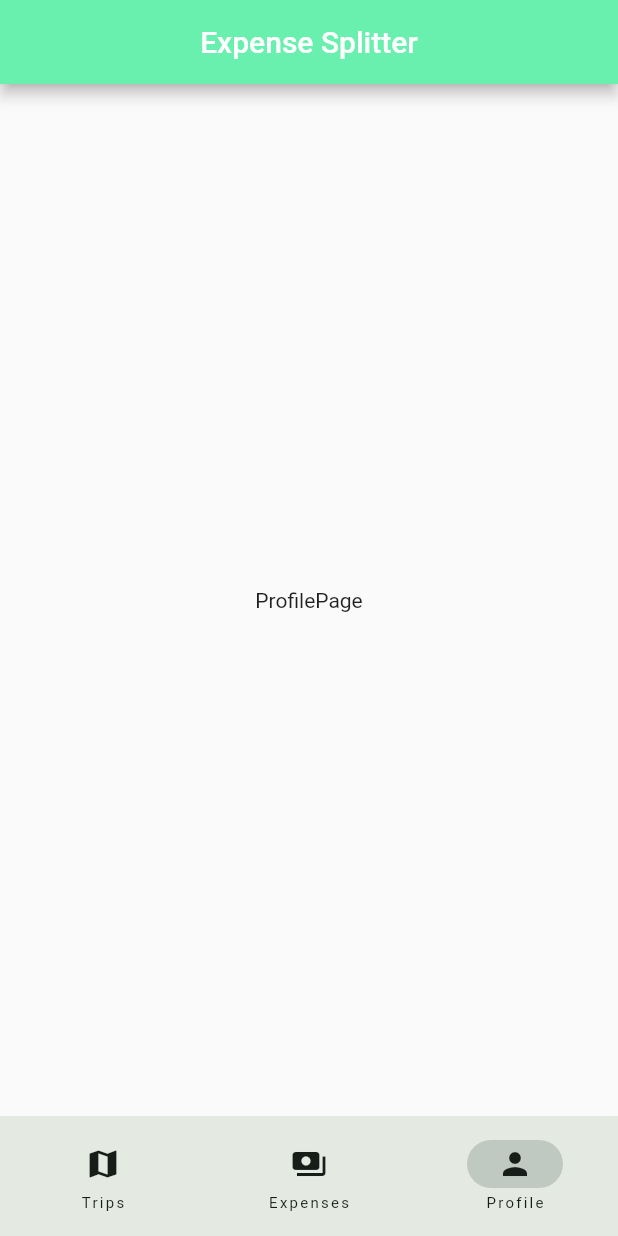
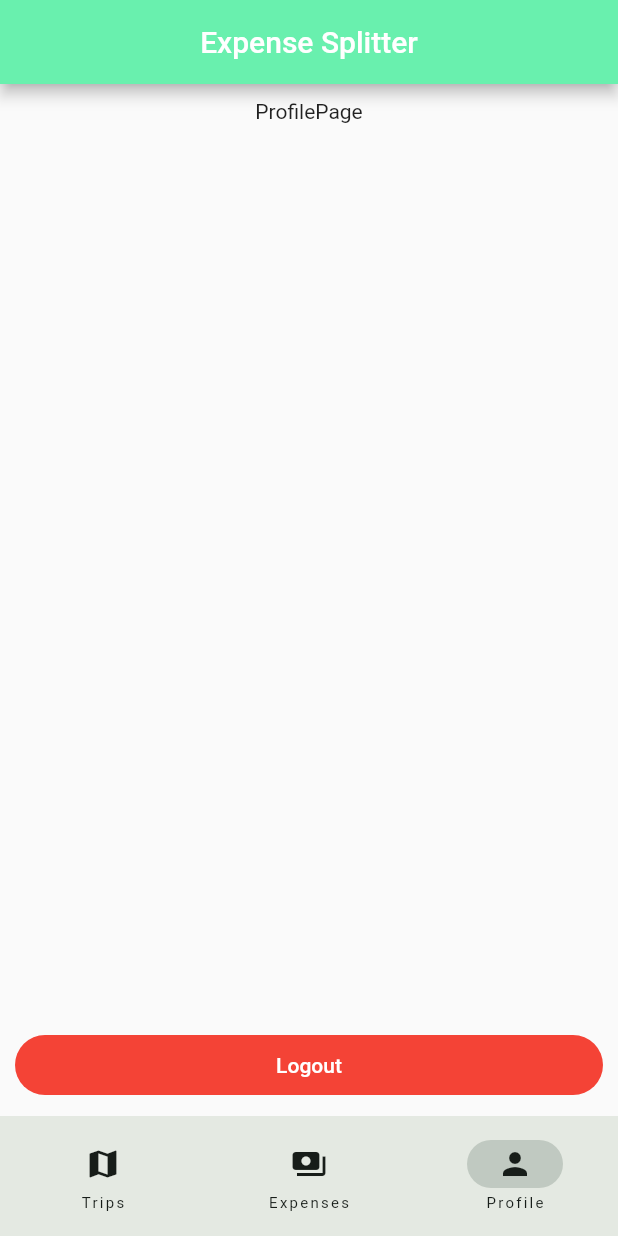
Before and after one commit to Asciugano/expense-splitter, a Flutter app: the HomePage screen opened directly, item 3 of the bottom bar chosen, on a phone screen of 412 x 824 dp. Run offline on Flutter 3.47's test engine with Material 3 defaults, Android fonts, the phone set to English and light mode, and no system bars; our stand-ins replace equatable, flutter_bloc, flutter_secure_storage, fpdart, get_it; accounts and stored records are empty; network calls fail.

Commit message:
aggiunto il button per il logout (da finire) e sistemato un errore nella richiesta di logout

```diff
--- a/expense_splitter/lib/core/pages/profile_page.dart
+++ b/expense_splitter/lib/core/pages/profile_page.dart
@@ -1,10 +1,40 @@
+import 'package:expense_splitter/core/notifiers.dart';
+import 'package:expense_splitter/features/auth/presentation/bloc/auth_bloc.dart';
+import 'package:expense_splitter/features/auth/presentation/pages/login_page.dart';
 import 'package:flutter/material.dart';
+import 'package:flutter_bloc/flutter_bloc.dart';
 
 class ProfilePage extends StatelessWidget {
   const ProfilePage({super.key});
 
   @override
   Widget build(BuildContext context) {
-    return Center(child: Text('ProfilePage'));
+    return Padding(
+      padding: const EdgeInsets.all(10),
+      child: Column(
+        mainAxisAlignment: MainAxisAlignment.center,
+        children: [
+          Text('ProfilePage'),
+          Spacer(),
+          SizedBox(
+            width: double.infinity,
+            child: FilledButton(
+              style: FilledButton.styleFrom(backgroundColor: Colors.red),
+              onPressed: () {
+                _showVerification(context);
+                context.read<AuthBloc>().add(AuthLogout());
+                Navigator.pushReplacement(context, LoginPage.route());
+                currentPageNotifier.value = 0;
+              },
+              child: Text('Logout'),
+            ),
+          ),
+        ],
+      ),
+    );
+  }
+
+  void _showVerification(BuildContext context) {
+    // TODO: add verification POPUP
   }
 }
--- a/expense_splitter/lib/features/auth/data/datasources/auth_remote_data_source.dart
+++ b/expense_splitter/lib/features/auth/data/datasources/auth_remote_data_source.dart
@@ -64,7 +64,7 @@ class AuthRemoteDataSourceImpl extends AuthRemoteDataSource {
   @override
   Future<String> logout() async {
     try {
-      final res = await apiClient.post('/auth/logout', null);
+      final res = await apiClient.post('/auth/logout', {});
       tokenStorage.clear();
 
       return res['message'];
```
